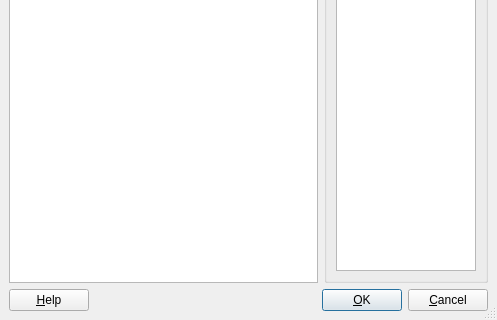
Qt form src/plugins/spit/qgseditreservedwordsbase.ui (qgis/QGIS) before a commit; both pictures show x 0 to 497 and y 148 to 468 of the 497 by 468 pixel window.
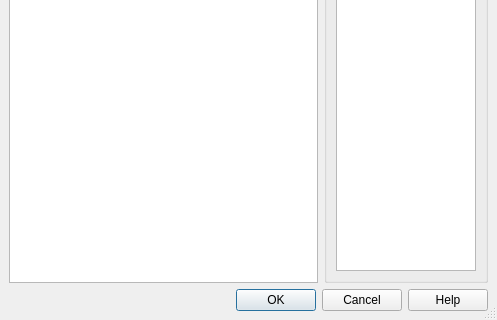
The same form after that commit.

Commit message: Convert dialogs to Qt 4.2 StandardButton API. Also fix memory leaks by using the delete operator or Qt::WA_DeleteOnClose along with accept or reject rather then deprecated Qt3 routines. Also eliminate compiler warnings.

What changed in the file:
```diff
--- a/src/plugins/spit/qgseditreservedwordsbase.ui
+++ b/src/plugins/spit/qgseditreservedwordsbase.ui
@@ -59,74 +59,6 @@
      </column>
     </widget>
    </item>
-   <item row="2" column="0" colspan="2" >
-    <layout class="QHBoxLayout" >
-     <property name="margin" >
-      <number>0</number>
-     </property>
-     <property name="spacing" >
-      <number>6</number>
-     </property>
-     <item>
-      <widget class="QPushButton" name="buttonHelp" >
-       <property name="text" >
-        <string>&amp;Help</string>
-       </property>
-       <property name="shortcut" >
-        <string>F1</string>
-       </property>
-       <property name="autoDefault" >
-        <bool>true</bool>
-       </property>
-      </widget>
-     </item>
-     <item>
-      <spacer>
-       <property name="orientation" >
-        <enum>Qt::Horizontal</enum>
-       </property>
-       <property name="sizeType" >
-        <enum>QSizePolicy::Expanding</enum>
-       </property>
-       <property name="sizeHint" >
-        <size>
-         <width>20</width>
-         <height>20</height>
-        </size>
-       </property>
-      </spacer>
-     </item>
-     <item>
-      <widget class="QPushButton" name="buttonOk" >
-       <property name="text" >
-        <string>&amp;OK</string>
-       </property>
-       <property name="shortcut" >
-        <string/>
-       </property>
-       <property name="autoDefault" >
-        <bool>true</bool>
-       </property>
-       <property name="default" >
-        <bool>true</bool>
-       </property>
-      </widget>
-     </item>
-     <item>
-      <widget class="QPushButton" name="buttonCancel" >
-       <property name="text" >
-        <string>&amp;Cancel</string>
-       </property>
-       <property name="shortcut" >
-        <string/>
-       </property>
-       <property name="autoDefault" >
-        <bool>true</bool>
-       </property>
-      </widget>
-     </item>
-    </layout>
-   </item>
    <item row="0" column="0" colspan="2" >
     <widget class="QTextEdit" name="txtExplanation" >
      <property name="sizePolicy" >
@@ -184,6 +116,16 @@
      </layout>
     </widget>
    </item>
+   <item row="2" column="0" colspan="2" >
+    <widget class="QDialogButtonBox" name="buttonBox" >
+     <property name="orientation" >
+      <enum>Qt::Horizontal</enum>
+     </property>
+     <property name="standardButtons" >
+      <set>QDialogButtonBox::Cancel|QDialogButtonBox::Help|QDialogButtonBox::NoButton|QDialogButtonBox::Ok</set>
+     </property>
+    </widget>
+   </item>
   </layout>
  </widget>
  <layoutdefault spacing="6" margin="11" />
```
The commit also changes 48 other files.
